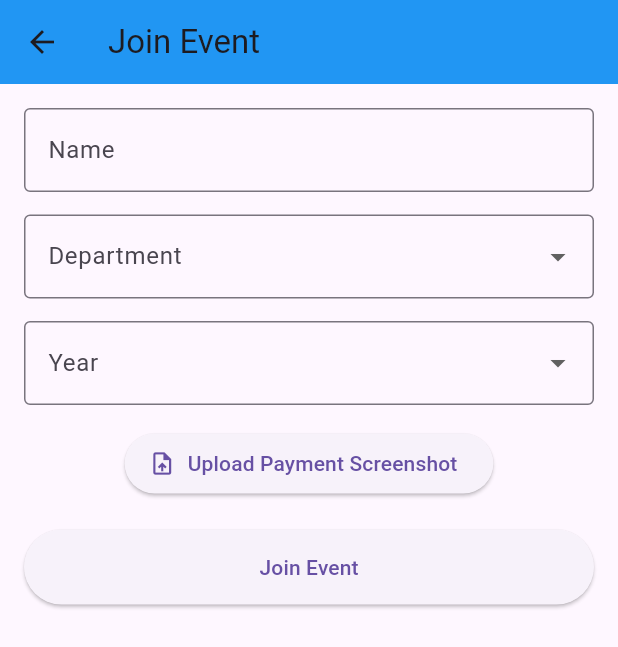
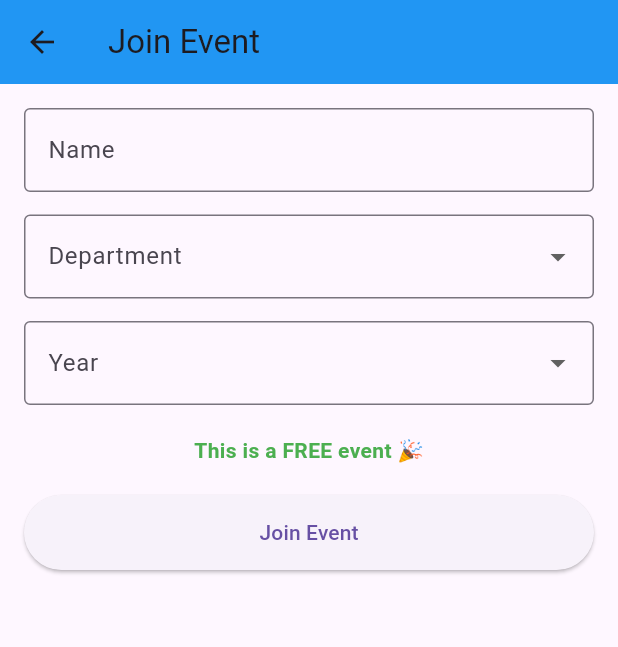
Before and after one commit to iannnnn11/college_event_app, a Flutter app: the JoinEventPage screen opened directly with empty values, on a phone screen of 412 x 824 dp. Shown: the top 647 px of the screen. Run offline on Flutter 3.47's test engine with Material 3 defaults, Android fonts, the phone set to English and light mode, and no system bars; our stand-ins replace cloud_firestore, firebase_auth, firebase_core, image_picker; accounts and stored records are empty.

Commit message:
Added event detail page, paid/free feature, and like restriction

```diff
--- a/lib/join_event.dart
+++ b/lib/join_event.dart
@@ -6,7 +6,13 @@ import 'package:image_picker/image_picker.dart';
 
 class JoinEventPage extends StatefulWidget {
   final String eventId;
-  const JoinEventPage({super.key, required this.eventId});
+  final bool isPaid; // ✅ NEW
+
+  const JoinEventPage({
+    super.key,
+    required this.eventId,
+    required this.isPaid,
+  });
 
   @override
   State<JoinEventPage> createState() => _JoinEventPageState();
@@ -26,11 +32,16 @@ class _JoinEventPageState extends State<JoinEventPage> {
   Future<void> pickPaymentImage() async {
     final picker = ImagePicker();
     final image = await picker.pickImage(source: ImageSource.gallery);
+
     if (image != null) {
       final bytes = await image.readAsBytes();
-      paymentBase64 = base64Encode(bytes);
+      setState(() {
+        paymentBase64 = base64Encode(bytes);
+      });
+
       ScaffoldMessenger.of(context).showSnackBar(
-          const SnackBar(content: Text("Payment screenshot selected")));
+        const SnackBar(content: Text("Payment screenshot selected")),
+      );
     }
   }
 
@@ -42,7 +53,9 @@ class _JoinEventPageState extends State<JoinEventPage> {
         );
         return;
       }
-      if (paymentBase64 == null) {
+
+      // ✅ ONLY require screenshot if event is paid
+      if (widget.isPaid && paymentBase64 == null) {
         ScaffoldMessenger.of(context).showSnackBar(
           const SnackBar(content: Text("Upload payment screenshot")),
         );
@@ -60,12 +73,13 @@ class _JoinEventPageState extends State<JoinEventPage> {
         "name": _nameController.text,
         "department": selectedDepartment,
         "year": selectedYear,
-        "paymentScreenshot": paymentBase64,
+        "paymentScreenshot": widget.isPaid ? paymentBase64 : null, // ✅ FIX
         "joinedAt": FieldValue.serverTimestamp(),
       });
 
       ScaffoldMessenger.of(context)
           .showSnackBar(const SnackBar(content: Text("Joined successfully")));
+
       if (!mounted) return;
       Navigator.pop(context);
     }
@@ -74,8 +88,10 @@ class _JoinEventPageState extends State<JoinEventPage> {
   @override
   Widget build(BuildContext context) {
     return Scaffold(
-      appBar:
-          AppBar(title: const Text("Join Event"), backgroundColor: Colors.blue),
+      appBar: AppBar(
+        title: const Text("Join Event"),
+        backgroundColor: Colors.blue,
+      ),
       body: Padding(
         padding: const EdgeInsets.all(16),
         child: Form(
@@ -89,9 +105,10 @@ class _JoinEventPageState extends State<JoinEventPage> {
                     labelText: "Name", border: OutlineInputBorder()),
                 validator: (val) => val!.isEmpty ? "Enter your name" : null,
               ),
+
               const SizedBox(height: 15),
 
-              // Department Dropdown
+              // Department
               DropdownButtonFormField<String>(
                 value: selectedDepartment,
                 decoration: const InputDecoration(
@@ -103,12 +120,11 @@ class _JoinEventPageState extends State<JoinEventPage> {
                         DropdownMenuItem(value: dept, child: Text(dept)))
                     .toList(),
                 onChanged: (val) => setState(() => selectedDepartment = val),
-                validator: (val) =>
-                    val == null ? "Please select your department" : null,
               ),
+
               const SizedBox(height: 15),
 
-              // Year Dropdown
+              // Year
               DropdownButtonFormField<String>(
                 value: selectedYear,
                 decoration: const InputDecoration(
@@ -119,18 +135,31 @@ class _JoinEventPageState extends State<JoinEventPage> {
                     .map((y) => DropdownMenuItem(value: y, child: Text(y)))
                     .toList(),
                 onChanged: (val) => setState(() => selectedYear = val),
-                validator: (val) =>
-                    val == null ? "Please select your year" : null,
               ),
-              const SizedBox(height: 15),
 
-              // Payment Upload
-              ElevatedButton.icon(
-                onPressed: pickPaymentImage,
-                icon: const Icon(Icons.upload_file),
-                label: const Text("Upload Payment Screenshot"),
-              ),
               const SizedBox(height: 20),
+
+              // ✅ SHOW ONLY IF PAID
+              if (widget.isPaid) ...[
+                const Text(
+                  "Upload Payment Screenshot",
+                  style: TextStyle(fontWeight: FontWeight.bold),
+                ),
+                const SizedBox(height: 10),
+                ElevatedButton.icon(
+                  onPressed: pickPaymentImage,
+                  icon: const Icon(Icons.upload_file),
+                  label: const Text("Upload Screenshot"),
+                ),
+                const SizedBox(height: 20),
+              ] else ...[
+                const Text(
+                  "This is a FREE event 🎉",
+                  style: TextStyle(
+                      color: Colors.green, fontWeight: FontWeight.bold),
+                ),
+                const SizedBox(height: 20),
+              ],
 
               ElevatedButton(
                 onPressed: submit,
--- a/lib/main.dart
+++ b/lib/main.dart
@@ -23,7 +23,7 @@ class MyApp extends StatelessWidget {
       theme: ThemeData(
         primarySwatch: Colors.blue,
       ),
-      home:const SplashScreen(),
+      home: const SplashScreen(),
     );
   }
 }
```
Also changed, not shown: lib/add_event.dart (+29 -5 lines), lib/event_detail_page.dart (added, +101 -0 lines), lib/student_home.dart (+55 -91 lines), pubspec.lock.
